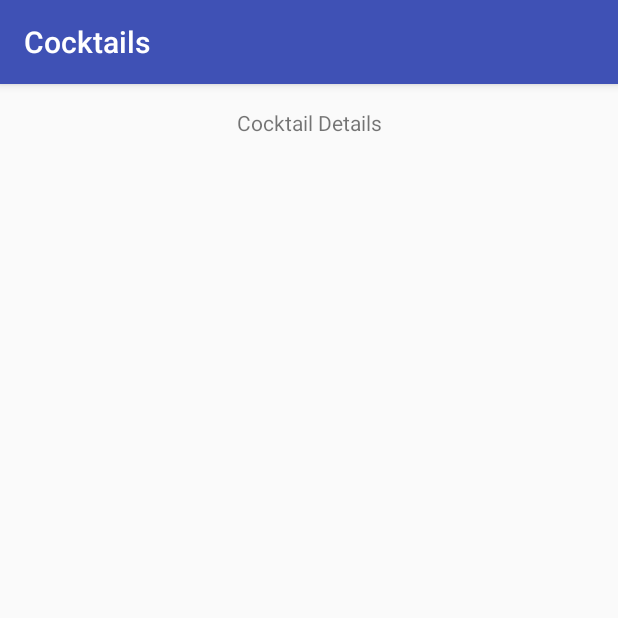
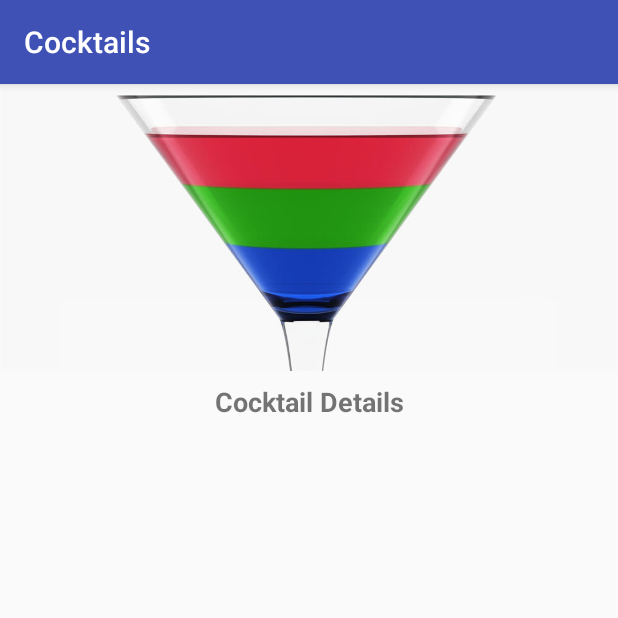
Before and after one commit to BartoszSiemienczuk/Cocktails, an Android app: the CocktailDetailActivity screen opened directly, with no data from a screen before it, on a phone screen of 412 x 824 dp, the top half of it. Run offline under Robolectric (Android 15) with nearby library versions, the phone set to English and light mode, and no system bars; our stand-ins replace Picasso; pictures from the network do not load.

Commit message:
Added loading drink image to detailActivity.

```diff
--- a/app/build.gradle
+++ b/app/build.gradle
@@ -33,4 +33,5 @@ dependencies {
     implementation 'com.google.code.gson:gson:2.8.2'
     compileOnly 'org.projectlombok:lombok:1.16.18'
     annotationProcessor 'org.projectlombok:lombok:1.16.18'
+    compile 'com.squareup.picasso:picasso:2.5.2'
 }
--- a/app/src/main/java/pl/com/siemienczuk/cocktails/CocktailDetailActivity.java
+++ b/app/src/main/java/pl/com/siemienczuk/cocktails/CocktailDetailActivity.java
@@ -3,21 +3,34 @@ package pl.com.siemienczuk.cocktails;
 import android.content.Intent;
 import android.support.v7.app.AppCompatActivity;
 import android.os.Bundle;
+import android.widget.ImageView;
 import android.widget.TextView;
 
+import com.squareup.picasso.Picasso;
+
 public class CocktailDetailActivity extends AppCompatActivity {
+    TextView drinkNameTv;
+    ImageView drinkImageIv;
 
     @Override
     protected void onCreate(Bundle savedInstanceState) {
         super.onCreate(savedInstanceState);
         setContentView(R.layout.activity_cocktail_detail);
 
+        drinkNameTv = findViewById(R.id.cocktail_details_activity_title_tv);
+        drinkImageIv = findViewById(R.id.cocktail_details_iv);
+
         Intent entryIntent = this.getIntent();
         String cocktailName = "";
+        String thumbUrl = "";
         if(entryIntent.hasExtra("cocktail_name")){
             cocktailName = entryIntent.getStringExtra("cocktail_name");
-            TextView tv = findViewById(R.id.cocktail_details_activity_title_tv);
-            tv.setText(cocktailName);
+            drinkNameTv.setText(cocktailName);
+        }
+
+        if(entryIntent.hasExtra("cocktail_thumb_url")){
+            thumbUrl = entryIntent.getStringExtra("cocktail_thumb_url");
+            Picasso.with(this).load(thumbUrl).into(drinkImageIv);
         }
     }
 }
--- a/app/src/main/res/layout/activity_cocktail_detail.xml
+++ b/app/src/main/res/layout/activity_cocktail_detail.xml
@@ -10,9 +10,22 @@
         android:id="@+id/cocktail_details_activity_title_tv"
         android:layout_width="wrap_content"
         android:layout_height="wrap_content"
-        android:layout_marginTop="16dp"
+        android:layout_marginTop="8dp"
         android:text="@string/cocktail_details"
+        android:textSize="18sp"
+        android:textStyle="bold"
         app:layout_constraintLeft_toLeftOf="parent"
         app:layout_constraintRight_toRightOf="parent"
-        app:layout_constraintTop_toTopOf="parent" />
+        app:layout_constraintTop_toBottomOf="@+id/cocktail_details_iv" />
+
+    <ImageView
+        android:id="@+id/cocktail_details_iv"
+        android:layout_width="0dp"
+        android:layout_height="wrap_content"
+        android:adjustViewBounds="true"
+        app:layout_constraintHorizontal_bias="0.0"
+        app:layout_constraintLeft_toLeftOf="parent"
+        app:layout_constraintRight_toRightOf="parent"
+        app:layout_constraintTop_toTopOf="parent"
+        app:srcCompat="@drawable/cocktail_bg" />
 </android.support.constraint.ConstraintLayout>
```
Also changed, not shown: app/src/main/java/pl/com/siemienczuk/cocktails/MainActivity.java (+16 -21 lines), app/src/main/java/pl/com/siemienczuk/cocktails/model/drink/DrinkAdapter.java (+11 -3 lines).
